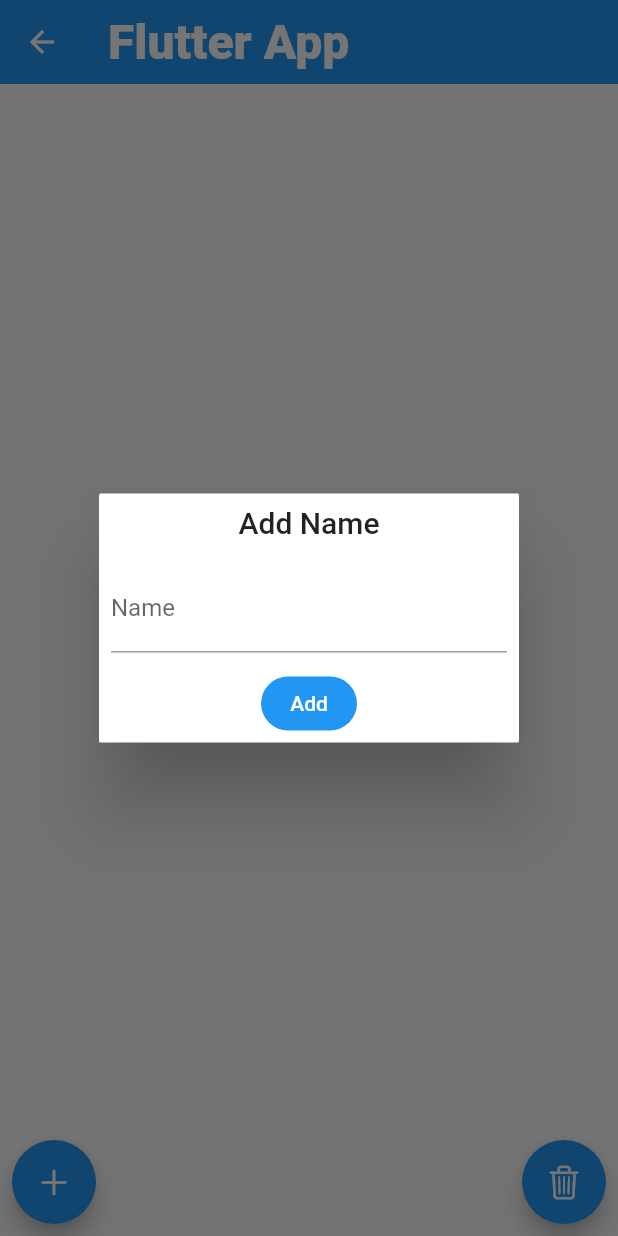
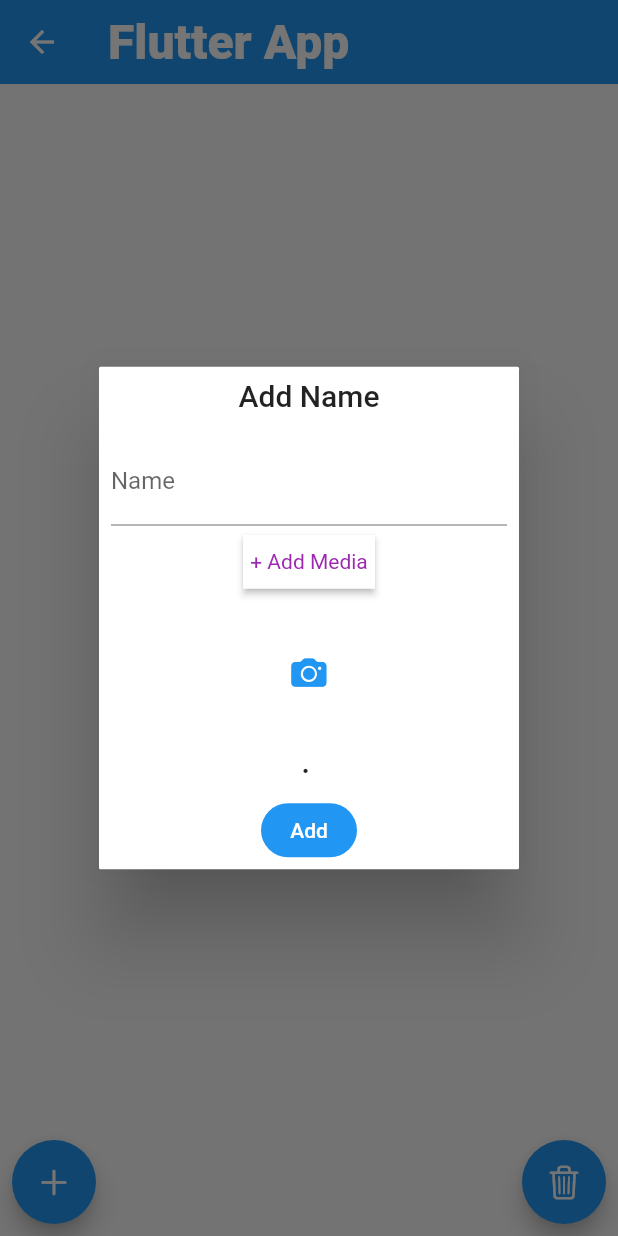
Before and after one commit to benedictcontawe/FlutterApp, a Flutter app: the ObjectPage screen opened by its route, after a tap on an icon or button, on a phone screen of 412 x 824 dp. Run offline on Flutter 3.47's test engine with Material 2 defaults, Android fonts, the phone set to English and light mode, and no system bars; our stand-ins replace file_picker, flutter_dotenv, get, get_storage, google_fonts; accounts and stored records are empty; Roboto replaces fonts that are missing (avenir).

Commit message:
New Branch for GetXStorageFirebase on going

```diff
--- a/lib/views/custom_dialog.dart
+++ b/lib/views/custom_dialog.dart
@@ -1,12 +1,21 @@
+import 'package:flutter/cupertino.dart';
+import 'package:flutter/foundation.dart';
 import 'package:flutter/material.dart';
 import 'package:get/get.dart';
+import 'package:getx_storage/util/hex_color.dart';
 import 'package:getx_storage/widgets/button_widget.dart';
 
 class CustomDialog {
-  static addDialog( TextEditingController? controller, VoidCallback? onConfirm ) {
-    Get.defaultDialog(
+  static addDialog (
+    TextEditingController? controller,
+    RxBool liveLoading, RxString liveFileName, RxString liveFileExtension, RxString liveFileSize, Rx<Uint8List> liveFileBytes,
+    GestureTapCallback onPressedMedia, VoidCallback? onConfirm
+  ) {
+    Get.defaultDialog (
       barrierDismissible: true,
-      content: TextField (
+      content: Column(
+        children: [
+          TextField (
             controller: controller,
             decoration: const InputDecoration (
               hintText: 'Enter Name',
@@ -17,6 +26,55 @@ class CustomDialog {
             maxLines: 1,
             obscureText: false,
             keyboardType: TextInputType.text,
+          ),
+          Obx(() {
+            if (liveLoading.value) {
+              return const SizedBox( height: 10.0,);
+            } else {
+              return ButtonWidget (
+                text: "+ Add Media",
+                textColor: Colors.purple,
+                fillColor: Colors.white,
+                onPressed: onPressedMedia
+              );
+            }
+          }),
+          Obx(() {
+            //debugPrint("liveFileBytes ${liveFileBytes.value}");
+            if (liveLoading.value) {
+              return const Center(child: CircularProgressIndicator());
+            } else if (liveFileExtension.value.toLowerCase().contains("jpg") || liveFileExtension.value.toLowerCase().contains("png") || liveFileExtension.value.toLowerCase().contains("webp")/*liveFileBytes.value == Uint8List.fromList([0])*/) {
+              return SizedBox (
+                height: 100,
+                width: 100,
+                child: Column (
+                  children: [
+                    Image.memory (
+                      liveFileBytes.value,
+                      fit: BoxFit.scaleDown,
+                      height: 100,
+                      width: 100,
+                    ),
+                  ],
+                )
+              );
+            } else {
+              return const SizedBox (
+                height: 100,
+                width: 100,
+                child: Icon (
+                  CupertinoIcons.photo_camera_solid,
+                  color: Colors.blue,
+                ),
+              );
+            }
+          },),
+          Obx(() => Text (
+            "${liveFileName.value}.${liveFileExtension} ${liveFileSize.value}",
+            style:  const TextStyle(fontSize: 18, fontWeight: FontWeight.bold),
+            overflow: TextOverflow.ellipsis,
+          ),)
+        ],
       ),
       onConfirm: onConfirm,
       radius: 1,
@@ -29,7 +87,7 @@ class CustomDialog {
     Get.dialog(
       AlertDialog (
         actions: [
-          ButtonWidget(
+          ButtonWidget (
             text: "Update",
             onPressed: onPressed
           )
--- a/lib/views/object_page.dart
+++ b/lib/views/object_page.dart
@@ -30,6 +30,11 @@ class ObjectPage extends BaseView<ObjectController> {
                 controller.resetController();
                 CustomDialog.addDialog (
                   controller.getController(),
+                  controller.observeLoading(),
+                  controller.liveFileName, controller.liveFileExtension, controller.liveFileSize, controller.liveFileBytes,
+                  () {
+                    controller.onPickFiles();
+                  },
                   () {
                     controller.addModel();
                   },
--- a/pubspec.yaml
+++ b/pubspec.yaml
@@ -37,10 +37,14 @@ dependencies:
   # Use with the CupertinoIcons class for iOS style icons.
   cupertino_icons: ^1.0.5
   #dio: ^4.0.6
+  file_picker: ^5.3.0
   flutter_dotenv: ^5.1.0
   get: ^4.6.5
   get_storage:
   google_fonts: ^5.0.0
+  path_provider:
+  universal_html: ^2.2.3
+
 
 dev_dependencies:
   flutter_test:
```
Also changed, not shown: lib/controllers/object_controller.dart (+44 -0 lines), lib/widgets/button_widget.dart (+9 -1 lines), lib/widgets/date_picker_widget.dart (added, +50 -0 lines), pubspec.lock, 1 other file. Lines whose indentation alone changed are shown as unchanged.
